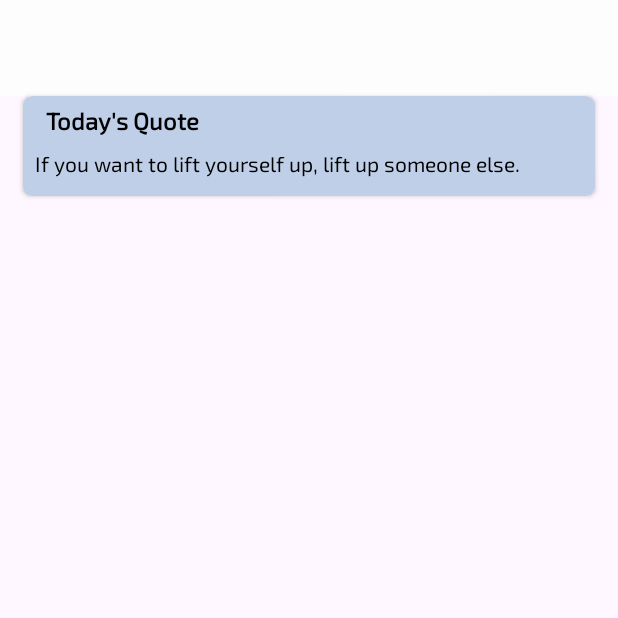
After one commit to Vanshpanchal/Active-Track, an Android app: the Music_Activity screen opened directly, with no data from a screen before it, on a phone screen of 412 x 824 dp, the top half of it. The commit adds this screen. Run offline under Robolectric (Android 15) with nearby library versions, the phone set to English and light mode, and no system bars.

Commit message:
Minor API Set up for DailyQuote

```diff
--- a/app/build.gradle
+++ b/app/build.gradle
@@ -92,4 +92,13 @@ dependencies {
 
     def lottieVersion = "3.4.0"
     implementation "com.airbnb.android:lottie:$lottieVersion"
+
+    //retrofit
+    implementation 'com.squareup.retrofit2:retrofit:2.9.0'
+
+    //gson
+    implementation 'com.squareup.retrofit2:converter-gson:2.9.0'
+
+    //picasso
+    implementation 'com.squareup.picasso:picasso:2.8'
 }
--- a/app/src/main/AndroidManifest.xml
+++ b/app/src/main/AndroidManifest.xml
@@ -3,7 +3,6 @@
     xmlns:tools="http://schemas.android.com/tools">
 
     <uses-permission android:name="android.permission.INTERNET" />
-
     <uses-permission
         android:name="android.permission.READ_EXTERNAL_STORAGE"
         android:maxSdkVersion="32" />
@@ -13,7 +12,6 @@
         tools:ignore="ScopedStorage" />
     <uses-permission android:name="android.permission.READ_MEDIA_IMAGES" />
     <uses-permission android:name="android.permission.POST_NOTIFICATIONS" />
-
 
     <application
         android:name=".App"
@@ -26,7 +24,12 @@
         android:supportsRtl="true"
         android:theme="@style/Theme.FitnessApp"
         tools:targetApi="31">
-       <receiver android:name=".Notification"/>
+        <activity
+            android:name=".Music_Activity"
+            android:exported="false" />
+
+        <receiver android:name=".Notification" />
+
         <provider
             android:name="androidx.core.content.FileProvider"
             android:authorities="${applicationId}.provider"
--- /dev/null
+++ b/app/src/main/java/com/example/fitnessapp/Music_Activity.kt
@@ -0,0 +1,11 @@
+package com.example.fitnessapp
+
+import androidx.appcompat.app.AppCompatActivity
+import android.os.Bundle
+
+class Music_Activity : AppCompatActivity() {
+    override fun onCreate(savedInstanceState: Bundle?) {
+        super.onCreate(savedInstanceState)
+        setContentView(R.layout.activity_music)
+    }
+}
--- /dev/null
+++ b/app/src/main/java/com/example/fitnessapp/Quote.kt
@@ -0,0 +1,7 @@
+package com.example.fitnessapp
+
+data class Quote(
+val author: String,
+val id: Int,
+val quote: String
+)
--- /dev/null
+++ b/app/src/main/res/layout/activity_music.xml
@@ -0,0 +1,58 @@
+<?xml version="1.0" encoding="utf-8"?>
+<androidx.constraintlayout.widget.ConstraintLayout xmlns:android="http://schemas.android.com/apk/res/android"
+    xmlns:app="http://schemas.android.com/apk/res-auto"
+    xmlns:tools="http://schemas.android.com/tools"
+    android:layout_width="match_parent"
+    android:layout_height="match_parent"
+    tools:context=".Music_Activity">
+
+    <androidx.appcompat.widget.Toolbar
+        android:id="@+id/actionbar"
+        android:layout_width="match_parent"
+        android:layout_height="wrap_content"
+        android:background="@color/white"
+        android:theme="@style/CustomActionbar"
+        app:layout_constraintEnd_toEndOf="parent"
+        app:layout_constraintStart_toStartOf="parent"
+        app:layout_constraintTop_toTopOf="parent"
+        app:titleTextColor="@color/dark_blue"
+        tools:title="APP NAME" />
+
+    <androidx.cardview.widget.CardView
+        android:layout_width="match_parent"
+        android:layout_height="wrap_content"
+        android:layout_marginHorizontal="15sp"
+        android:orientation="vertical"
+        android:padding="15sp"
+        app:cardBackgroundColor="#BFCFE7"
+        app:cardCornerRadius="6sp"
+        app:layout_constraintEnd_toEndOf="parent"
+        app:layout_constraintStart_toStartOf="parent"
+        app:layout_constraintTop_toBottomOf="@+id/actionbar">
+
+        <TextView
+            android:id="@+id/quoteLabel"
+            android:layout_marginTop="5dp"
+            android:layout_width="wrap_content"
+            android:layout_height="wrap_content"
+            android:paddingStart="15sp"
+            android:textSize="16sp"
+            android:textStyle="bold"
+            android:text="Today's Quote"
+            android:textColor="@color/black"
+            tools:ignore="RtlSymmetry" />
+
+        <TextView
+            android:id="@+id/daily_quote"
+            android:layout_marginTop="35sp"
+            android:layout_width="match_parent"
+            android:layout_height="match_parent"
+            android:text="@string/quote"
+            android:paddingHorizontal="8sp"
+            android:layout_marginBottom="12dp"
+            android:textColor="@color/black" />
+
+    </androidx.cardview.widget.CardView>
+
+
+</androidx.constraintlayout.widget.ConstraintLayout>
--- a/app/src/main/res/values/strings.xml
+++ b/app/src/main/res/values/strings.xml
@@ -86,4 +86,5 @@
     <string name="ovr_weight">Over-Weight</string>
     <string name="timer">Timer</string>
     <string name="learning">Learning:</string>
+    <string name="quote">If you want to lift yourself up, lift up someone else.</string>
 </resources>
```
